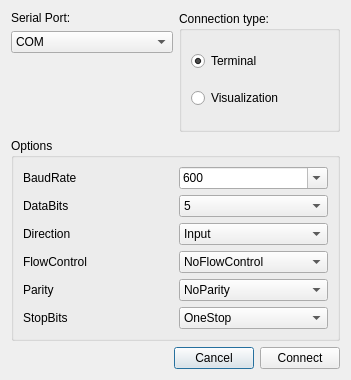
This is DataVisualizer/serialdialog.ui in DamianPodrazaCode/DataVisualizer as Qt 5 draws it before an edit. The edited form follows.
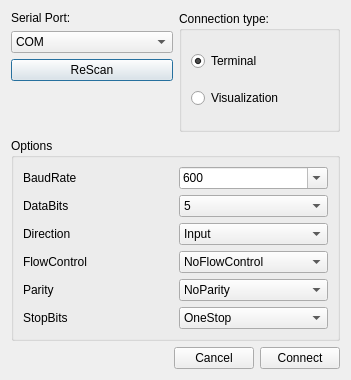
This is the edited form.

```diff
--- a/DataVisualizer/serialdialog.ui
+++ b/DataVisualizer/serialdialog.ui
@@ -34,6 +34,13 @@
          </item>
         </widget>
        </item>
+       <item>
+        <widget class="QPushButton" name="pb_rescan">
+         <property name="text">
+          <string>ReScan</string>
+         </property>
+        </widget>
+       </item>
        <item>
         <spacer name="verticalSpacer">
          <property name="orientation">
```
